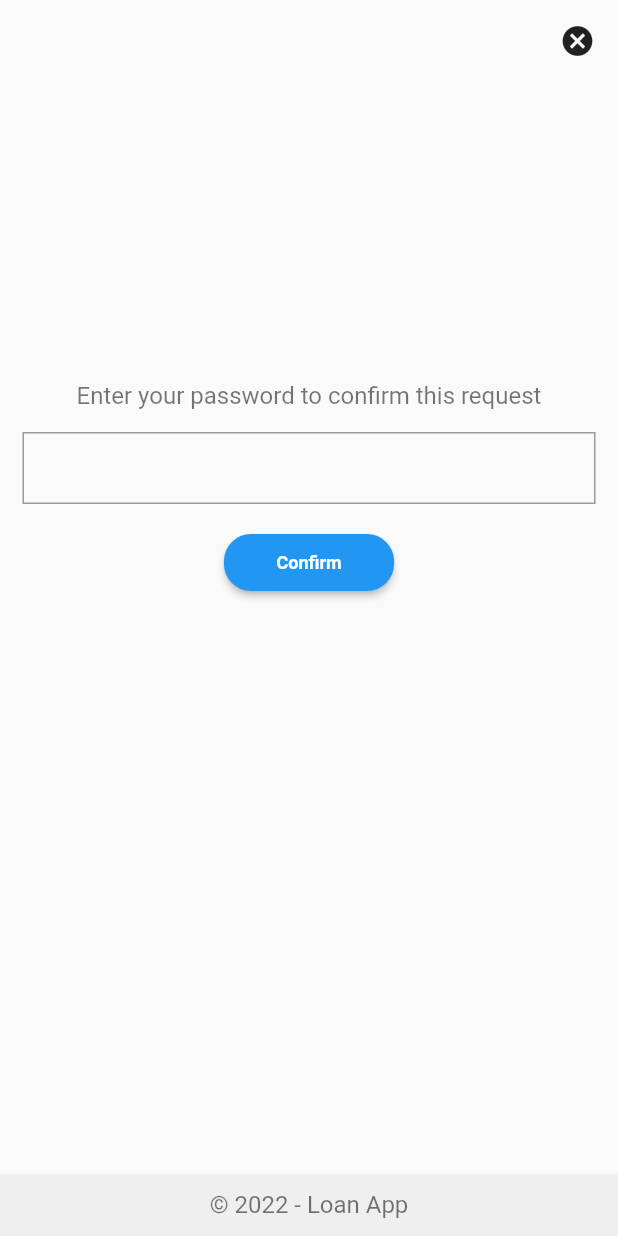
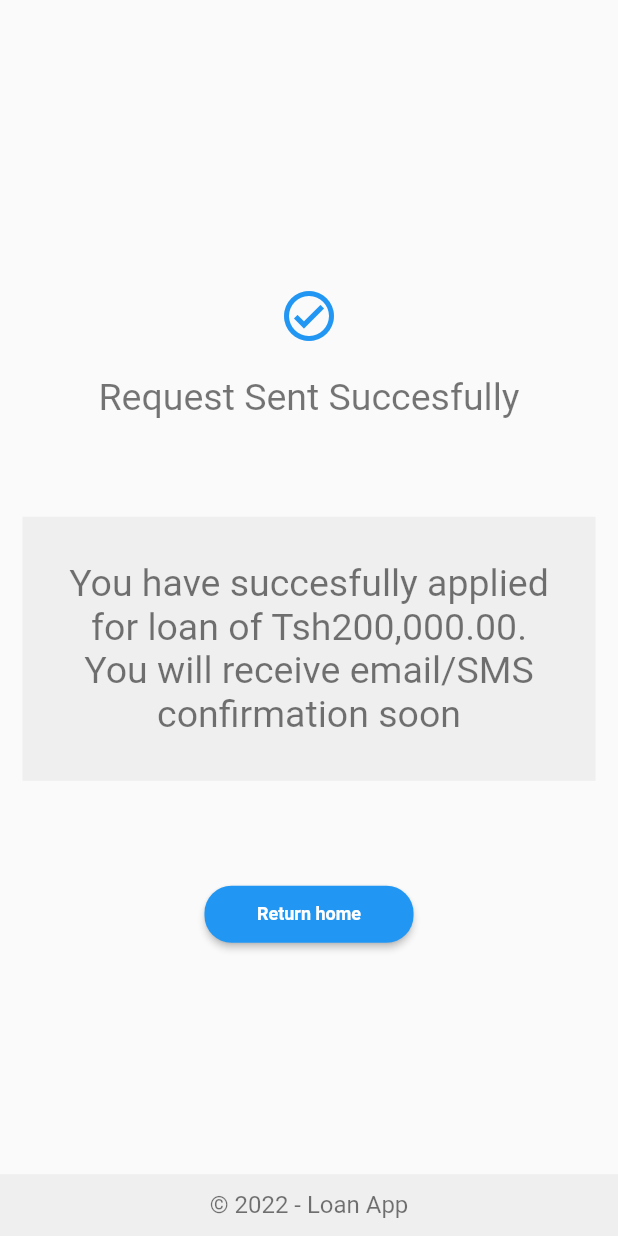
Before and after one commit to itsmushi/loanApp, a Flutter app: the screen it shows after launch, on a phone screen of 412 x 824 dp. Run offline on Flutter 3.47's test engine with Material 2 defaults, Android fonts, the phone set to English and light mode, and no system bars; our stand-ins replace auto_size_text.

Commit message:
confirm Loan response screen

```diff
--- a/lib/app.dart
+++ b/lib/app.dart
@@ -9,6 +9,7 @@ import 'package:loanapp/screens/auth/login/loginScreen.dart';
 import 'package:loanapp/screens/auth/signUp/signUpScreen.dart';
 import 'package:loanapp/screens/comfirmLoan/confrimLoarn.dart';
 import 'package:loanapp/screens/home/homeScreen.dart';
+import 'package:loanapp/screens/response/loan_response.dart';
 
 import 'package:loanapp/screens/splashScreen.dart';
 import 'package:provider/provider.dart';
@@ -39,7 +40,8 @@ class _MyAppState extends State<MyApp> {
               //  LoginScreen(),
               // SignUpScreen()
               // HomeApplyLoan(),
-         ConfrimLoan()
+         // ConfrimLoan()
+          LoanResponse()
           // child: ListDadaScreen(),
         ),
         routes: {
--- /dev/null
+++ b/lib/screens/response/loan_response.dart
@@ -0,0 +1,63 @@
+import 'package:flutter/material.dart';
+import 'package:loanapp/core/constants.dart';
+import 'package:loanapp/shared/sharedComponents/button.dart';
+import 'package:loanapp/shared/sharedComponents/footer.dart';
+
+import '../home/homeScreen.dart';
+import 'message.dart';
+
+class LoanResponse extends StatelessWidget {
+  const LoanResponse({Key? key}) : super(key: key);
+
+  @override
+  Widget build(BuildContext context) {
+    return Scaffold(
+      body: Center(
+        heightFactor: 300,
+        child: Column(
+          mainAxisAlignment: MainAxisAlignment.center,
+          children: [
+            Icon(
+              Icons.check_circle_outlined,
+              color: Colors.blue,
+              size: 40,
+            ),
+            SizedBox(
+              height: 20,
+            ),
+            Container(
+              child: Text(
+                "Request Sent Succesfully",style: TextStyle(
+                color: Constants.textColor,
+                fontSize: 25,
+              ),
+              ),
+            ),
+            SizedBox(
+              height: 50,
+            ),
+            Container(
+              decoration: BoxDecoration(
+                  borderRadius: BorderRadius.circular(15)
+              ),
+              padding: EdgeInsets.all(15),
+              child: Message(
+                text:
+                    'You have succesfully applied for loan of Tsh200,000.00. You will receive email/SMS confirmation soon',
+              ),
+            ),
+            SizedBox(
+              height: 50,
+            ),
+            Button(text: 'Return home', clickHandler: onSubmithandler),
+          ],
+        ),
+      ),
+      bottomSheet: Footer(),
+    );
+  }
+
+  onSubmithandler(BuildContext context) {
+    Navigator.of(context).pushReplacementNamed(HomeScreen.routeName);
+  }
+}
--- /dev/null
+++ b/lib/screens/response/message.dart
@@ -0,0 +1,22 @@
+import 'package:flutter/cupertino.dart';
+import 'package:flutter/material.dart';
+import 'package:loanapp/core/constants.dart';
+
+class Message extends StatelessWidget {
+  Message({required this.text, Key? key}) : super(key: key);
+  String? text;
+
+  @override
+  Widget build(BuildContext context) {
+    return Container(
+      color: Color.fromARGB(26, 141, 138, 138),
+      padding: EdgeInsets.all(30),
+      alignment: Alignment.center,
+      child: Text(
+        text!,
+        textAlign: TextAlign.center,
+        style: TextStyle(fontSize: 25, color: Constants.textColor),
+      ),
+    );
+  }
+}
```
Also changed, not shown: lib/screens/response/loan_report_response.dart (added).
